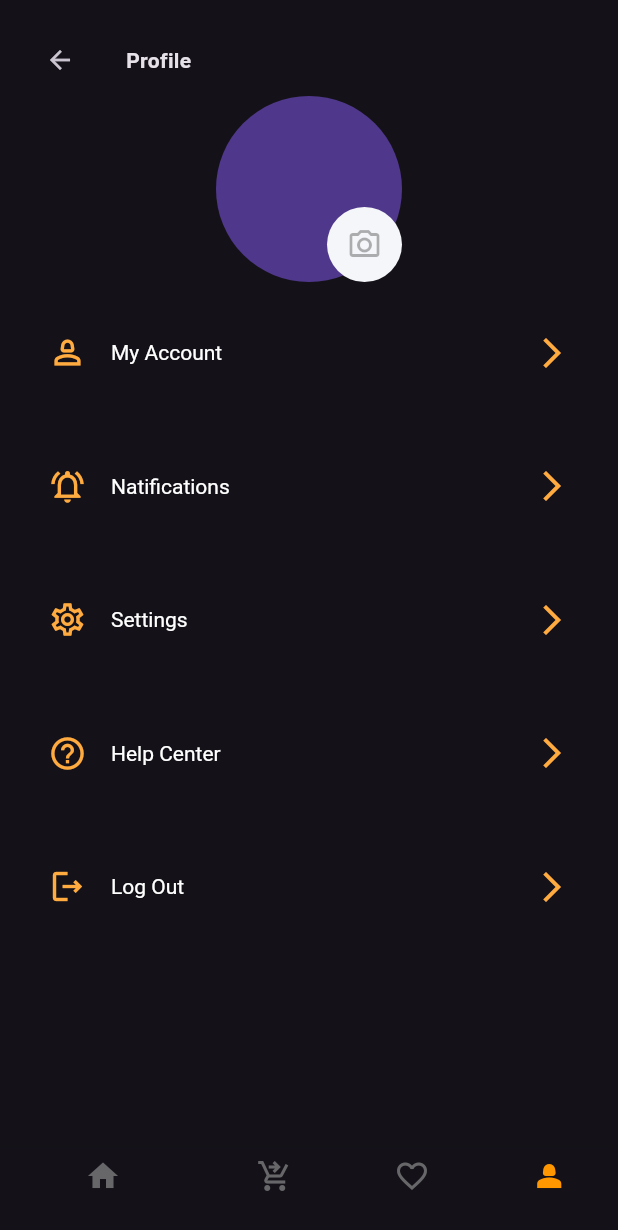
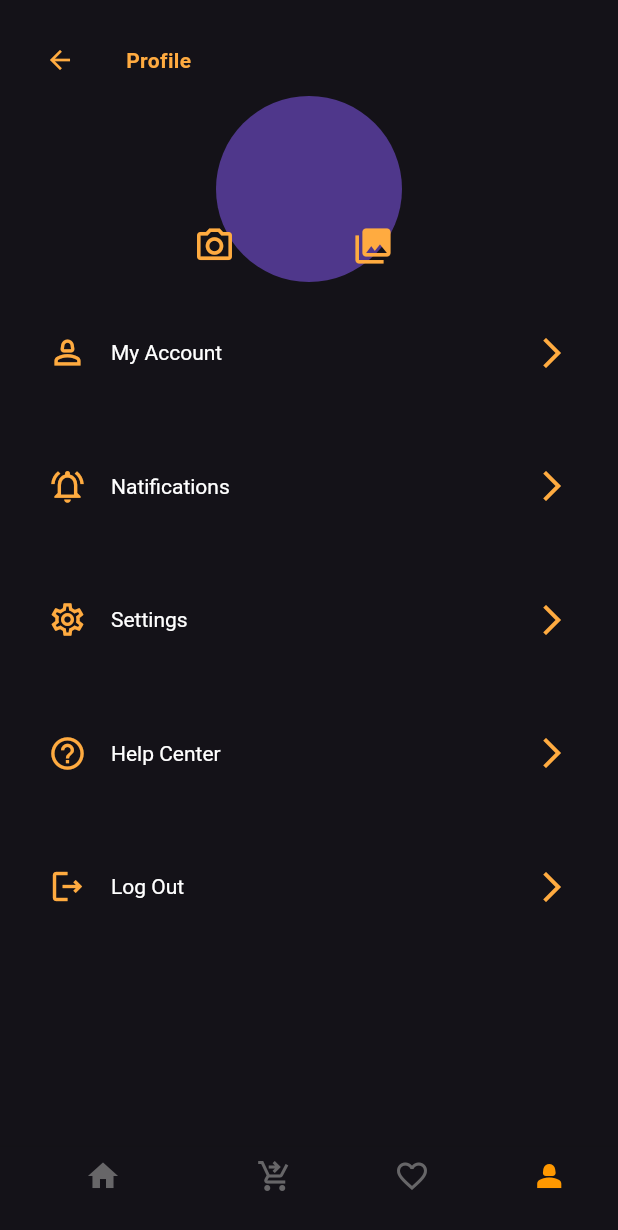
Before and after one commit to mohamedsalem5545/coffe-shop, a Flutter app: the screen it shows after launch, item 4 of the bottom bar chosen, on a phone screen of 412 x 824 dp. Shown: the top 1230 px of the screen. Run offline on Flutter 3.47's test engine with Material 3 defaults, Android fonts, the phone set to English and light mode, and no system bars; our stand-ins replace awesome_dialog, carousel_slider, cloud_firestore, firebase_auth, firebase_core, firebase_storage and 8 more; accounts and stored records are empty.

Commit message:
change color icon in apper

```diff
--- a/lib/Features/person/presentation/view/widgets/cirular_avater.dart
+++ b/lib/Features/person/presentation/view/widgets/cirular_avater.dart
@@ -29,38 +29,69 @@ class _AddimageState extends State<Addimage> {
 
   @override
   Widget build(BuildContext context) {
-
     return Stack(
       alignment: Alignment.bottomRight,
       children: [
-        CircleAvatar(
+        Center(
+          child: CircleAvatar(
             radius: 62,
             //  backgroundColor: Colors.white,
             child: CircleAvatar(
                 radius: 60,
                 backgroundImage: url == null ? null : NetworkImage(url!)),
           ),
-        CircleAvatar(
-          radius: 25,
-          backgroundColor: const Color(0xfff5f6f9),
-          //  child: Image.asset(''),
-          child: Center(
+        ),
+        Row(
+          children: [
+            SizedBox(
+              // width: 90,
+              width: MediaQuery.of(context).size.width * .25,
+            ),
+            Center(
+                child: IconButton(
+              onPressed: () {
+                pickImageCamera();
+                setState(() {});
+              },
+              icon: const Icon(
+                Icons.camera_alt_outlined,
+                size: 28,
+                // color: Colors.black.withOpacity(0.3),
+                color: Colors.orangeAccent,
+              ),
+            )),
+            SizedBox(
+              // width: 55,
+              width: MediaQuery.of(context).size.width * .14,
+            ),
+            Center(
                 child: IconButton(
               onPressed: () {
                 pickImageGallery();
                 setState(() {});
               },
-            icon: Icon(
-              Icons.camera_alt_outlined,
-              color: Colors.black.withOpacity(0.3),
+              icon: const Icon(
+                Icons.collections,
+                size: 28,
+                //color: Colors.black.withOpacity(0.3),
+                color: Colors.orangeAccent,
               ),
-          )),
-        )
+            ))
+          ],
+        ),
       ],
     );
   }
 
   void pickImageGallery() async {
+    var img = await ImagePicker().pickImage(source: ImageSource.gallery);
+    if (img != null) {
+      image = File(img.path);
+      uploadimage(img);
+    }
+  }
+
+  void pickImageCamera() async {
     var img = await ImagePicker().pickImage(source: ImageSource.camera);
     if (img != null) {
       image = File(img.path);
--- a/lib/Features/person/presentation/view/widgets/custom_app_bar.dart
+++ b/lib/Features/person/presentation/view/widgets/custom_app_bar.dart
@@ -9,12 +9,13 @@ class CustomAppBar extends StatelessWidget {
       children: [
         IconButton(
             onPressed: () {
-              // Navigator.of(context)
-              //     .pushNamedAndRemoveUntil('homepage', (route) => false);
+              Navigator.of(context)
+                  .pushNamedAndRemoveUntil('homepage', (route) => false);
             },
             icon: const Icon(
               Icons.arrow_back,
               size: 20,
+              color: Colors.orangeAccent,
             )),
         const SizedBox(width: 20),
         Text(
@@ -22,6 +23,7 @@ class CustomAppBar extends StatelessWidget {
           style: const TextStyle(
             fontSize: 14,
             fontWeight: FontWeight.bold,
+            color: Colors.orangeAccent,
           ),
         )
       ],
```
Also changed, not shown: lib/Features/admin/presentation/views/widget/choise_action.dart (+27 -0 lines), lib/Features/home/presentation/views/widgets/text_list_item.dart (+34 -33 lines), lib/Features/other_page/cappuccine_view.dart (+14 -3 lines), lib/Features/other_page/coffe_view.dart (+14 -3 lines), lib/Features/other_page/latte_view.dart (+20 -7 lines), lib/Features/other_page/other_view.dart (+14 -3 lines), lib/Features/other_page/tea_view.dart (+14 -7 lines). Lines whose indentation alone changed are shown as unchanged.
